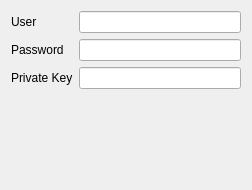
Old version of the form src/plugins/v2ray/ui/V2RaySager/outbound/ssh.ui in the repository plusls/Qv2ray.
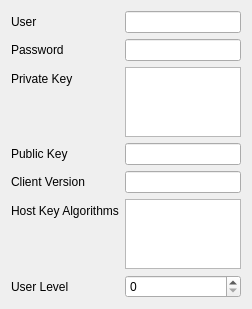
New version of the form.

Commit message: add more ssh option

```diff
--- a/src/plugins/v2ray/ui/V2RaySager/outbound/ssh.ui
+++ b/src/plugins/v2ray/ui/V2RaySager/outbound/ssh.ui
@@ -38,25 +38,65 @@
     </widget>
    </item>
    <item row="1" column="1">
-    <widget class="QLineEdit" name="textPassword">
-     <property name="echoMode">
-      <enum>QLineEdit::PasswordEchoOnEdit</enum>
-     </property>
-    </widget>
+    <widget class="QLineEdit" name="textPassword"></widget>
    </item>
    <item row="2" column="0">
-   <widget class="QLabel" name="labePrivateKey">
-    <property name="text">
-     <string>Private Key</string>
-    </property>
-    <property name="textFormat">
-     <enum>Qt::PlainText</enum>
-    </property>
-   </widget>
-  </item>
-  <item row="2" column="1">
-   <widget class="QLineEdit" name="textPrivateKey"/>
-  </item>
+    <widget class="QLabel" name="labePrivateKey">
+     <property name="text">
+      <string>Private Key</string>
+     </property>
+    </widget>
+   </item>
+   <item row="2" column="1">
+    <widget class="QPlainTextEdit" name="textPrivateKey"></widget>
+   </item>
+   <item row="3" column="0">
+    <widget class="QLabel" name="labelPublicKey">
+     <property name="text">
+      <string>Public Key</string>
+     </property>
+    </widget>
+   </item>
+   <item row="3" column="1">
+    <widget class="QLineEdit" name="textPublicKey"></widget>
+   </item>
+   <item row="4" column="0">
+    <widget class="QLabel" name="labelClientVersion">
+     <property name="text">
+      <string>Client Version</string>
+     </property>
+    </widget>
+   </item>
+   <item row="4" column="1">
+    <widget class="QLineEdit" name="textClientVersion"></widget>
+   </item>
+   <item row="5" column="0">
+    <widget class="QLabel" name="labeHostKeyAlgorithms">
+     <property name="text">
+      <string>Host Key Algorithms</string>
+     </property>
+    </widget>
+   </item>
+   <item row="5" column="1">
+    <widget class="QPlainTextEdit" name="textHostKeyAlgorithms"></widget>
+   </item>
+   <item row="6" column="0">
+    <widget class="QLabel" name="labeUserLevel">
+     <property name="text">
+      <string>User Level</string>
+     </property>
+    </widget>
+   </item>
+   <item row="6" column="1">
+    <widget class="QSpinBox" name="spinBoxUserLevel">
+     <property name="minimum">
+      <number>0</number>
+     </property>
+     <property name="value">
+      <number>0</number>
+     </property>
+    </widget>
+   </item>
   </layout>
  </widget>
  <resources/>
```
Left out of the diff: 12 changed lines with no effect on the pictures. The commit also changes 2 other files.
